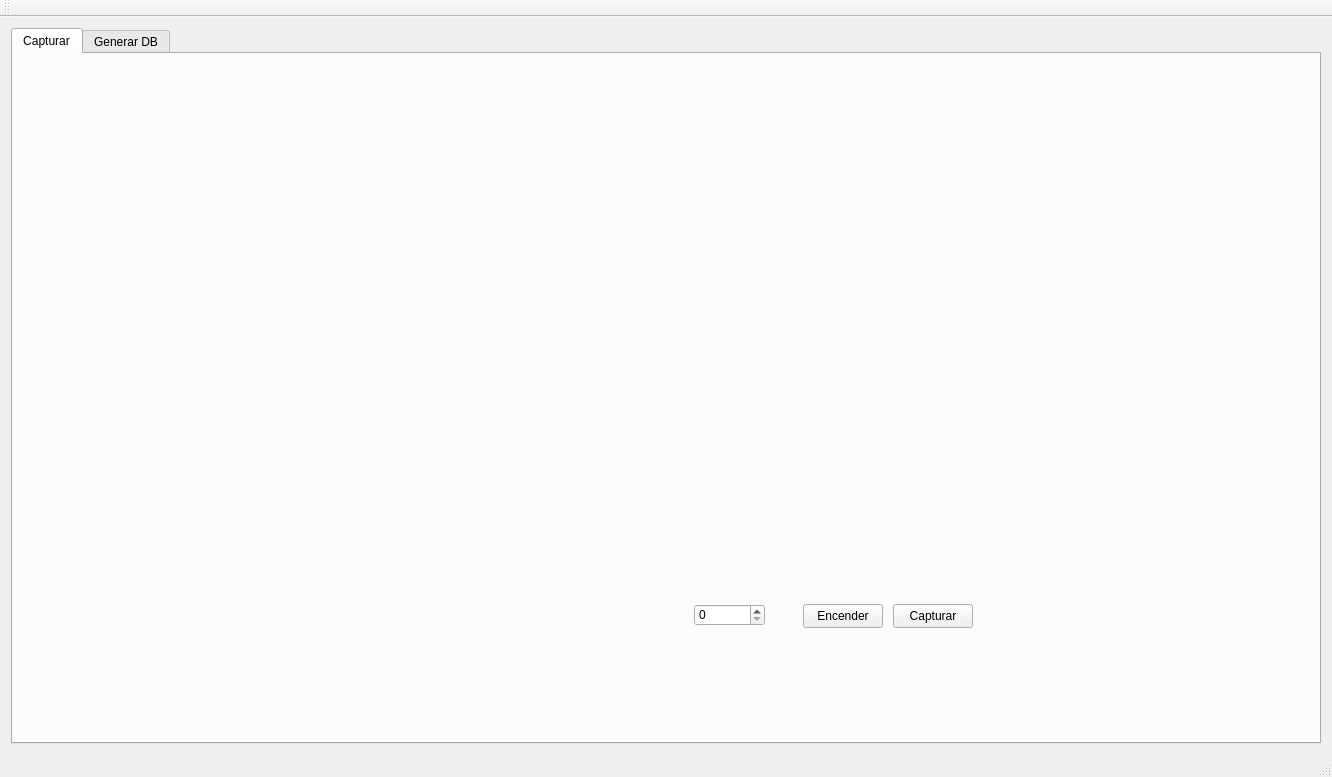
Before: the Qt Designer form ProyectoPSM/ProyectoPSM/ProyectoPSM.ui in jlacostaarpide/Proyecto_Vision_Artificial, drawn with Qt 5.
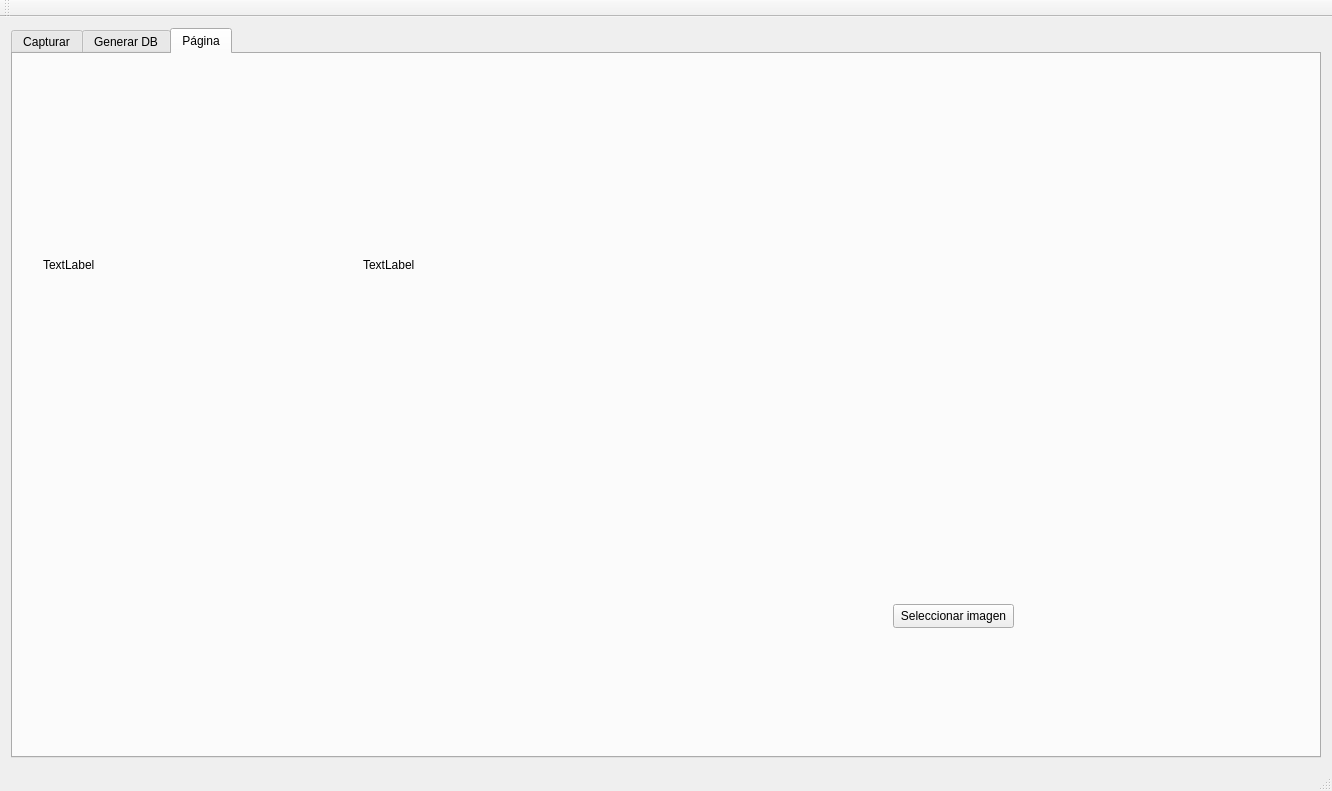
After: the same form once the commit is applied.

Patch:
```diff
--- a/ProyectoPSM/ProyectoPSM/ProyectoPSM.ui
+++ b/ProyectoPSM/ProyectoPSM/ProyectoPSM.ui
@@ -7,7 +7,7 @@
     <x>0</x>
     <y>0</y>
     <width>1332</width>
-    <height>777</height>
+    <height>791</height>
    </rect>
   </property>
   <property name="windowTitle">
@@ -18,7 +18,7 @@
     <item row="0" column="0">
      <widget class="QTabWidget" name="tabWidget">
       <property name="currentIndex">
-       <number>0</number>
+       <number>2</number>
       </property>
       <widget class="QWidget" name="tab">
        <attribute name="title">
@@ -43,7 +43,7 @@
        <widget class="QPushButton" name="pbtnEncender">
         <property name="geometry">
          <rect>
-          <x>790</x>
+          <x>700</x>
           <y>550</y>
           <width>80</width>
           <height>24</height>
@@ -59,7 +59,7 @@
        <widget class="QPushButton" name="pbtnCapturar">
         <property name="geometry">
          <rect>
-          <x>880</x>
+          <x>790</x>
           <y>550</y>
           <width>80</width>
           <height>24</height>
@@ -72,7 +72,7 @@
        <widget class="QSpinBox" name="boxImageNumber">
         <property name="geometry">
          <rect>
-          <x>681</x>
+          <x>610</x>
           <y>550</y>
           <width>71</width>
           <height>22</height>
@@ -146,6 +146,50 @@
         </property>
        </widget>
       </widget>
+      <widget class="QWidget" name="tab_3">
+       <attribute name="title">
+        <string>Página</string>
+       </attribute>
+       <widget class="QPushButton" name="pbtnAbrirImag">
+        <property name="geometry">
+         <rect>
+          <x>880</x>
+          <y>550</y>
+          <width>121</width>
+          <height>24</height>
+         </rect>
+        </property>
+        <property name="text">
+         <string>Seleccionar imagen</string>
+        </property>
+       </widget>
+       <widget class="QLabel" name="lblImagNoSegmentada">
+        <property name="geometry">
+         <rect>
+          <x>30</x>
+          <y>80</y>
+          <width>281</width>
+          <height>261</height>
+         </rect>
+        </property>
+        <property name="text">
+         <string>TextLabel</string>
+        </property>
+       </widget>
+       <widget class="QLabel" name="lblImagSegmentada">
+        <property name="geometry">
+         <rect>
+          <x>350</x>
+          <y>80</y>
+          <width>281</width>
+          <height>261</height>
+         </rect>
+        </property>
+        <property name="text">
+         <string>TextLabel</string>
+        </property>
+       </widget>
+      </widget>
      </widget>
     </item>
    </layout>
```
Left out of the diff: 13 changed lines with no effect on the pictures.
